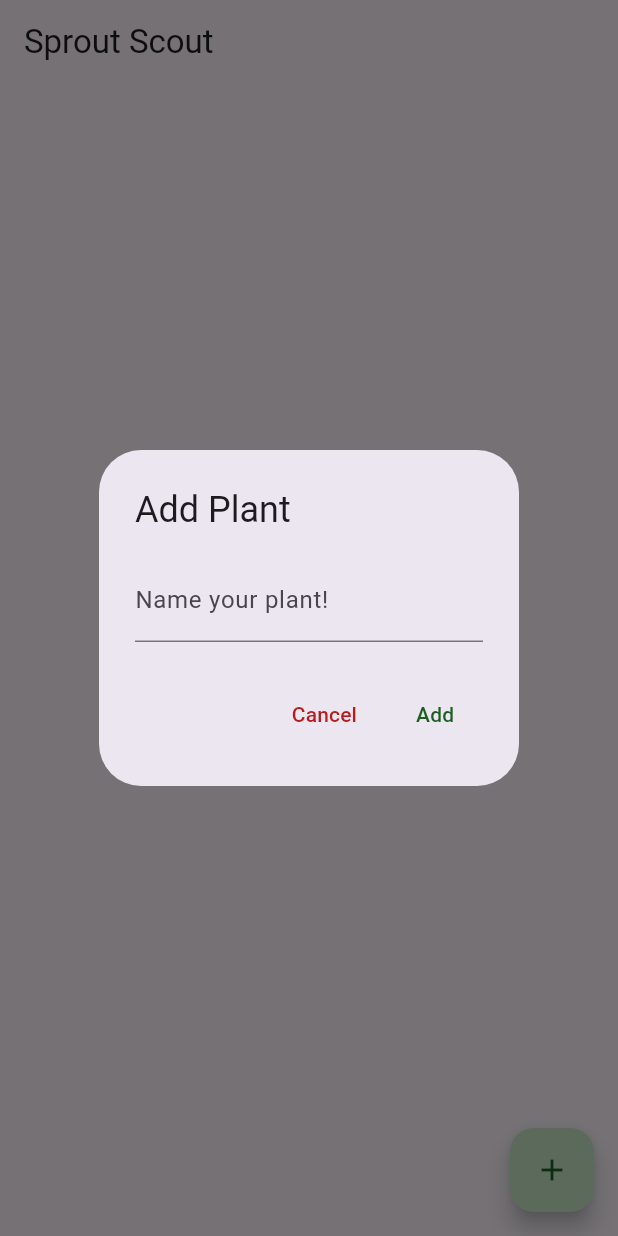
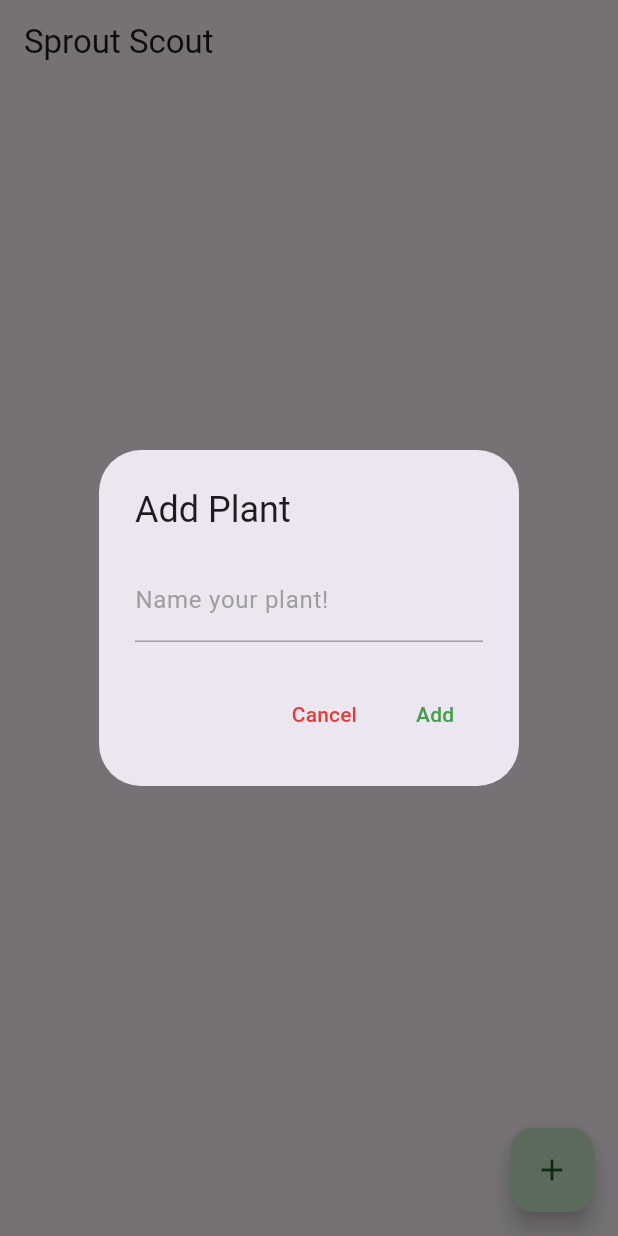
Before and after one commit to sprout-scout-th24/SproutScout, a Flutter app: the screen it shows after launch, after a tap on the "add" icon, on a phone screen of 412 x 824 dp. Run offline on Flutter 3.47's test engine with Material 3 defaults, Android fonts, the light colour scheme and no system bars; our stand-ins replace hive, hive_flutter; accounts and stored records are empty; network calls fail.

Commit message:
Style Input Field

```diff
--- a/sproutscout/lib/main.dart
+++ b/sproutscout/lib/main.dart
@@ -98,13 +98,25 @@ class MoistureMonitorState extends State<MoistureMonitor> {
         return AlertDialog(
           title: const Text('Add Plant'),
           content: TextField(
+            strutStyle: StrutStyle.disabled,
             controller: plantNameController,
-            decoration: const InputDecoration(labelText: 'Name your plant!'),
+            decoration: const InputDecoration(
+              labelText: 'Name your plant!',
+              labelStyle: TextStyle(color: Colors.grey),
+              focusedBorder: UnderlineInputBorder(
+                borderSide: BorderSide(color: Colors.green),
+              ),
+              enabledBorder: UnderlineInputBorder(
+                borderSide: BorderSide(color: Colors.grey),
+              ),
+              floatingLabelStyle: TextStyle(color: Colors.green),
+            ),
+            style: const TextStyle(color: Colors.black),
           ),
           actions: [
             TextButton(
               style: TextButton.styleFrom(
-                foregroundColor: Colors.red[900],
+                foregroundColor: Colors.red[600],
               ),
               onPressed: () {
                 Navigator.of(context).pop(); // Close the dialog
@@ -113,7 +125,7 @@ class MoistureMonitorState extends State<MoistureMonitor> {
             ),
             TextButton(
               style: TextButton.styleFrom(
-                foregroundColor: Colors.green[900],
+                foregroundColor: Colors.green[600],
               ),
               onPressed: () {
                 final plantName = plantNameController.text;
```
